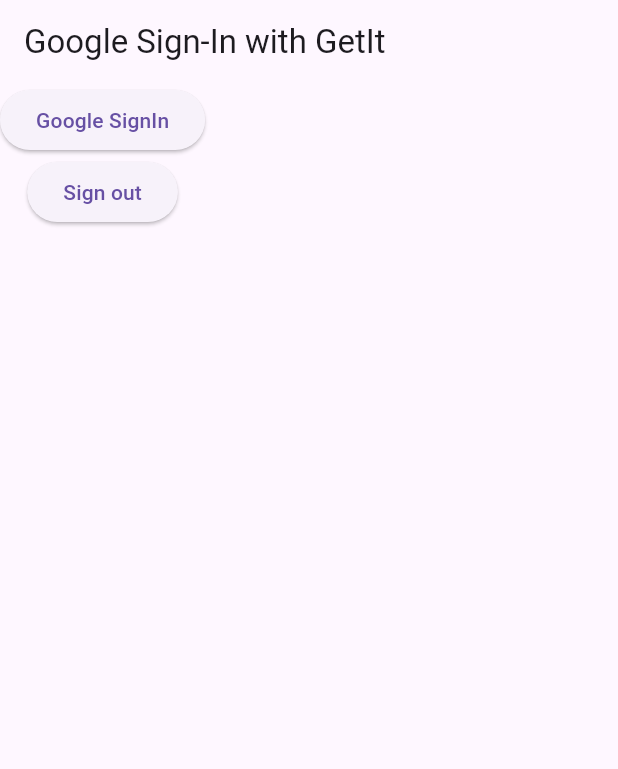
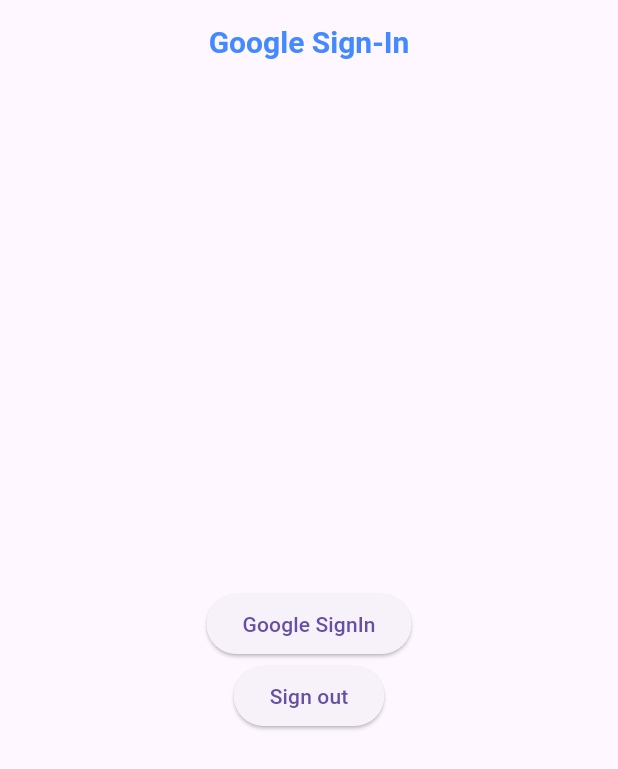
Before and after one commit to madhaviGit/fluttercleanarchitecture, a Flutter app: the screen it shows after launch, on a phone screen of 412 x 824 dp. Shown: the top 769 px of the screen. Run offline on Flutter 3.47's test engine with Material 3 defaults, Android fonts, the phone set to English and light mode, and no system bars; our stand-ins replace dio, get_it, google_sign_in.

Commit message:
center homepage elements

```diff
--- a/lib/presentation/screens/home_screen.dart
+++ b/lib/presentation/screens/home_screen.dart
@@ -13,11 +13,16 @@
   Widget build(BuildContext context) {
     return Scaffold(
       appBar: AppBar(
-        title: const Text('Google Sign-In with GetIt'),
+        title: const Text('Google Sign-In'),
+        centerTitle: true,
+        titleTextStyle: const TextStyle(
+            color: Colors.blueAccent,
+            fontSize: 20,
+            fontWeight: FontWeight.bold),
       ),
-      body: Column(
-        mainAxisAlignment: MainAxisAlignment.start,
-        crossAxisAlignment: CrossAxisAlignment.center,
+      body: Center(
+        child: Column(
+          mainAxisAlignment: MainAxisAlignment.center,
           children: [
             ElevatedButton(
                 onPressed: () async {
@@ -39,6 +44,7 @@
             )
           ],
         ),
+      ),
     );
   }
 }
```
Lines whose indentation alone changed are shown as unchanged.
